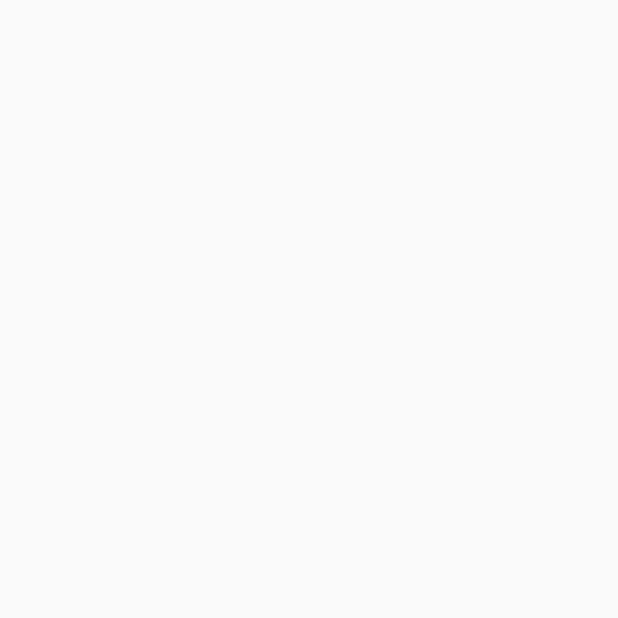
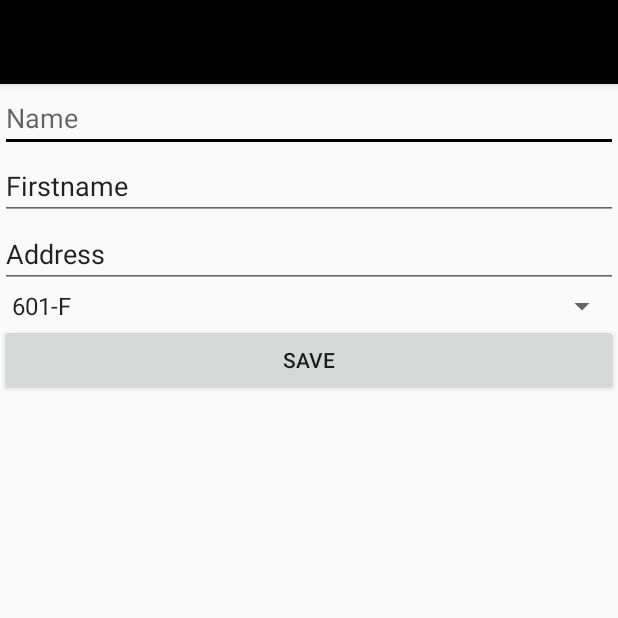
Before and after one commit to ozneroll/AndroidApp, an Android app: the AddStudent screen opened directly, with no data from a screen before it, on a phone screen of 412 x 824 dp, the top half of it. Before the commit the part shown is empty. Run offline under Robolectric (Android 15) with nearby library versions, the phone set to English and light mode, and no system bars.

Commit message:
Add strings / Add Student linear layout
Add strings / Add Student linear layout

```diff
--- a/app/src/main/AndroidManifest.xml
+++ b/app/src/main/AndroidManifest.xml
@@ -36,7 +36,11 @@
             android:name=".ListOfModules"
             android:label="@string/title_activity_list_of_modules"
             android:theme="@style/AppTheme.NoActionBar" />
-        <activity android:name=".AddStudent"></activity>
+        <activity
+            android:name=".AddStudent"
+            android:label="@string/title_activity_addNew"
+            android:theme="@style/AppTheme.NoActionBar"
+        />
     </application>
 
 </manifest>
--- a/app/src/main/java/com/schoolapp/schoolapp/AddStudent.java
+++ b/app/src/main/java/com/schoolapp/schoolapp/AddStudent.java
@@ -2,6 +2,8 @@ package com.schoolapp.schoolapp;
 
 import android.support.v7.app.AppCompatActivity;
 import android.os.Bundle;
+import android.widget.ArrayAdapter;
+import android.widget.Spinner;
 
 public class AddStudent extends AppCompatActivity {
 
@@ -9,5 +11,20 @@ public class AddStudent extends AppCompatActivity {
     protected void onCreate(Bundle savedInstanceState) {
         super.onCreate(savedInstanceState);
         setContentView(R.layout.add_student);
+
+
+        Spinner spinner = (Spinner) findViewById(R.id.all_classes);
+        // Create an ArrayAdapter using the string array and a default spinner layout
+        ArrayAdapter<CharSequence> adapter = ArrayAdapter.createFromResource(this,
+                R.array.all_classes, android.R.layout.simple_spinner_item);
+        // Specify the layout to use when the list of choices appears
+
+        adapter.setDropDownViewResource(android.R.layout.simple_spinner_dropdown_item);
+/* Apply the adapter to the spinner */
+        spinner.setAdapter(adapter);
     }
+
+
+
+
 }
--- a/app/src/main/res/layout/add_student.xml
+++ b/app/src/main/res/layout/add_student.xml
@@ -1,15 +1,61 @@
 <?xml version="1.0" encoding="utf-8"?>
-<android.support.constraint.ConstraintLayout xmlns:android="http://schemas.android.com/apk/res/android"
+<LinearLayout xmlns:android="http://schemas.android.com/apk/res/android"
     xmlns:app="http://schemas.android.com/apk/res-auto"
     xmlns:tools="http://schemas.android.com/tools"
     android:layout_width="match_parent"
     android:layout_height="match_parent"
+    android:gravity="center_horizontal|clip_horizontal"
+    android:orientation="vertical"
     tools:context="com.schoolapp.schoolapp.AddStudent">
 
+    <android.support.design.widget.AppBarLayout
+        android:layout_width="match_parent"
+        android:layout_height="wrap_content"
+        android:theme="@style/AppTheme.AppBarOverlay">
+
+        <android.support.v7.widget.Toolbar
+            android:id="@+id/toolbar"
+            android:layout_width="match_parent"
+            android:layout_height="?attr/actionBarSize"
+            android:background="@color/colorAccent"
+            android:text="@string/title_activity_addNew"
+            app:popupTheme="@style/AppTheme.PopupOverlay" />
+
+    </android.support.design.widget.AppBarLayout>
+
+    <EditText
+        android:id="@+id/editText2"
+        android:layout_width="match_parent"
+        android:layout_height="wrap_content"
+        android:ems="10"
+        android:hint="Name"
+        android:inputType="textPersonName" />
+
+    <EditText
+        android:layout_width="match_parent"
+        android:layout_height="wrap_content"
+        android:ems="10"
+        android:inputType="textPersonName"
+        android:text="Firstname" />
+
+    <EditText
+        android:id="@+id/editText3"
+        android:layout_width="match_parent"
+        android:layout_height="wrap_content"
+        android:ems="10"
+        android:inputType="textPersonName"
+        android:text="Address" />
+
+    <Spinner
+        android:id="@+id/all_classes"
+        android:layout_width="match_parent"
+        android:layout_height="wrap_content" />
+
+    <Button
+        android:id="@+id/button2"
+        android:layout_width="match_parent"
+        android:layout_height="wrap_content"
+        android:text="@string/Save" />
 
 
-
-
-
-
-</android.support.constraint.ConstraintLayout>
+</LinearLayout>
--- a/app/src/main/res/values/strings.xml
+++ b/app/src/main/res/values/strings.xml
@@ -1,16 +1,23 @@
 <resources>
     <string name="app_name">SchoolApp</string>
-    <string name="title_activity_list_of_students">ListOfStudents</string>
-    <string name="title_activity_list_of_classes">ListOfClasses</string>
-    <string name="title_activity_list_of_courses">ListOfCourses</string>
-    <string name="title_activity_list_of_teachers">ListOfTeachers</string>
-    <string name="title_activity_list_of_modules">ListOfModules</string>
+    <string name="title_activity_list_of_students">List of students</string>
+    <string name="title_activity_list_of_classes">List of classes</string>
+    <string name="title_activity_list_of_courses">List of courses</string>
+    <string name="title_activity_list_of_teachers">List of teachers</string>
+    <string name="title_activity_list_of_modules">List of modules</string>
+    <string name="title_activity_addNew">Add new</string>
 
     <string name="Students">Students</string>
     <string name="Teachers">Teachers</string>
-    <string name="Course">Course</string>
+    <string name="Course">Courses</string>
     <string name="Modules">Modules</string>
+    <string name="Classes">Classes</string>
     <string name="Class">Class</string>
+    <string name="Save">Save</string>
 
-
+    <string-array name="all_classes">
+        <item>601-F</item>
+        <item>602-F</item>
+        <item>603-F</item>
+    </string-array>
 </resources>
```
Also changed, not shown: app/src/main/res/layout/activity_main.xml (+31 -0 lines).
